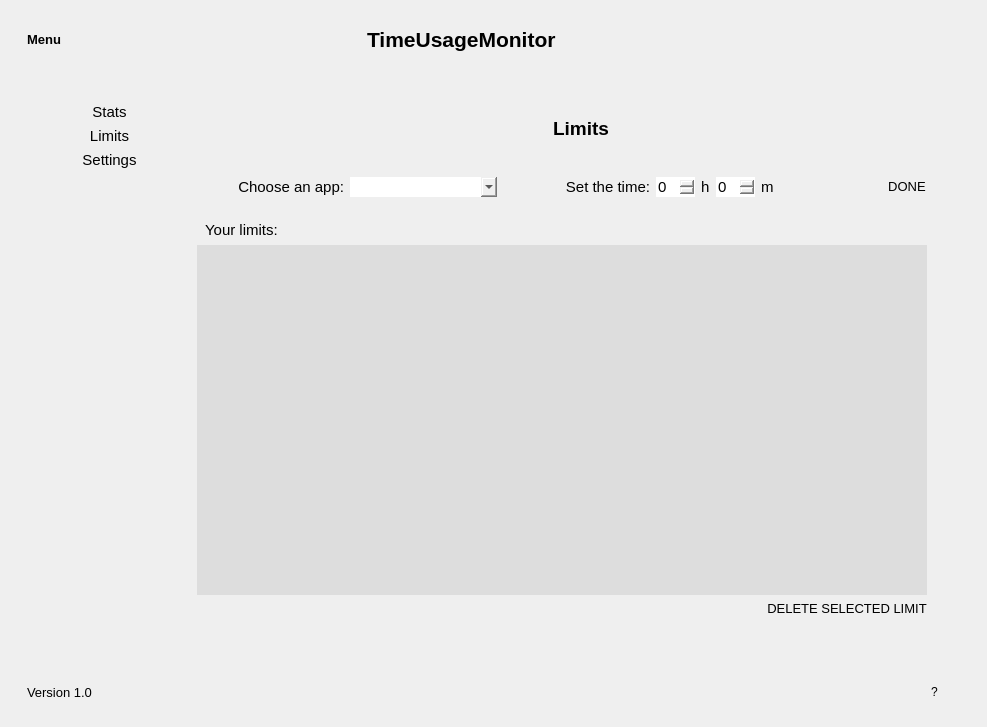
Qt form gui.ui (Domy7/TimeUsageMonitor) before a commit.
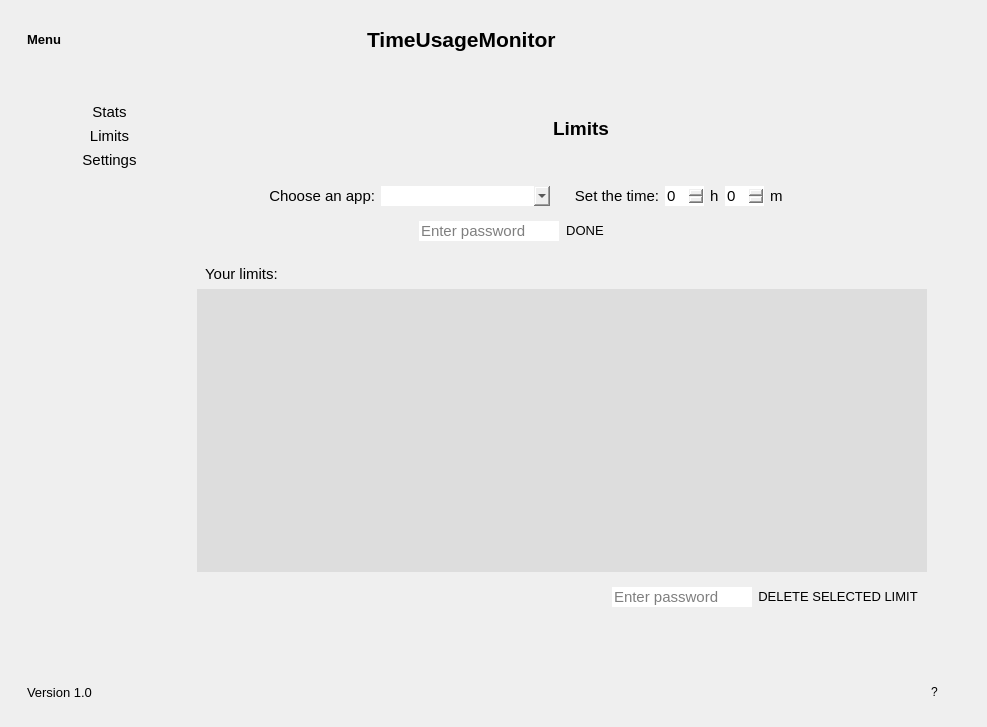
The same form after that commit. The open tabs and pages were chosen to show the change. Icons and pictures are not drawn.

```diff
--- a/gui.ui
+++ b/gui.ui
@@ -466,7 +466,7 @@
           <item>
            <widget class="QStackedWidget" name="centralWidget">
             <property name="currentIndex">
-             <number>2</number>
+             <number>1</number>
             </property>
             <widget class="QWidget" name="stats_page">
              <layout class="QVBoxLayout" name="verticalLayout_3">
@@ -736,18 +736,37 @@
                  <enum>QFrame::Raised</enum>
                 </property>
                 <layout class="QVBoxLayout" name="verticalLayout_10">
-                 <item alignment="Qt::AlignTop">
-                  <widget class="QFrame" name="new_limit_fr">
-                   <property name="styleSheet">
-                    <string notr="true"/>
+                 <item>
+                  <widget class="QFrame" name="frame_3">
+                   <property name="frameShape">
+                    <enum>QFrame::StyledPanel</enum>
                    </property>
+                   <property name="frameShadow">
+                    <enum>QFrame::Raised</enum>
+                   </property>
+                   <layout class="QGridLayout" name="gridLayout_3">
+                    <item row="2" column="0" alignment="Qt::AlignRight">
+                     <widget class="QLineEdit" name="limits_pass_input">
+                      <property name="maximumSize">
+                       <size>
+                        <width>16777215</width>
+                        <height>16777215</height>
+                       </size>
+                      </property>
+                      <property name="placeholderText">
+                       <string>Enter password</string>
+                      </property>
+                     </widget>
+                    </item>
+                    <item row="1" column="0">
+                     <widget class="QFrame" name="frame">
                    <property name="frameShape">
                     <enum>QFrame::StyledPanel</enum>
                    </property>
                    <property name="frameShadow">
                     <enum>QFrame::Raised</enum>
                    </property>
-                   <layout class="QHBoxLayout" name="horizontalLayout_12">
+                      <layout class="QHBoxLayout" name="horizontalLayout_18">
                     <item>
                      <widget class="QLabel" name="label">
                       <property name="text">
@@ -759,8 +778,54 @@
                      </widget>
                     </item>
                     <item>
-                     <widget class="QComboBox" name="choose_app"/>
-                    </item>
+                        <widget class="QComboBox" name="choose_app">
+                         <property name="placeholderText">
+                          <string/>
+                         </property>
+                        </widget>
+                       </item>
+                      </layout>
+                     </widget>
+                    </item>
+                    <item row="2" column="1" alignment="Qt::AlignLeft">
+                     <widget class="QPushButton" name="submit_limit">
+                      <property name="minimumSize">
+                       <size>
+                        <width>40</width>
+                        <height>0</height>
+                       </size>
+                      </property>
+                      <property name="styleSheet">
+                       <string notr="true">:hover {
+	color: rgb(246, 238, 255);
+	background-color: rgb(48, 158, 255);
+}
+
+:pressed {
+	background-color: rgb(146, 188, 255);
+}
+
+QPushButton {
+	font: 10pt;
+}</string>
+                      </property>
+                      <property name="text">
+                       <string>DONE</string>
+                      </property>
+                     </widget>
+                    </item>
+                    <item row="1" column="1" alignment="Qt::AlignLeft">
+                     <widget class="QFrame" name="new_limit_fr">
+                      <property name="styleSheet">
+                       <string notr="true"/>
+                      </property>
+                      <property name="frameShape">
+                       <enum>QFrame::StyledPanel</enum>
+                      </property>
+                      <property name="frameShadow">
+                       <enum>QFrame::Raised</enum>
+                      </property>
+                      <layout class="QHBoxLayout" name="horizontalLayout_12">
                     <item>
                      <widget class="QLabel" name="label_2">
                       <property name="text">
@@ -817,31 +882,7 @@
                       </property>
                      </widget>
                     </item>
-                    <item alignment="Qt::AlignRight">
-                     <widget class="QPushButton" name="submit_limit">
-                      <property name="minimumSize">
-                       <size>
-                        <width>40</width>
-                        <height>0</height>
-                       </size>
-                      </property>
-                      <property name="styleSheet">
-                       <string notr="true">:hover {
-	color: rgb(246, 238, 255);
-	background-color: rgb(48, 158, 255);
-}
-
-:pressed {
-	background-color: rgb(146, 188, 255);
-}
-
-QPushButton {
-	font: 10pt;
-}</string>
-                      </property>
-                      <property name="text">
-                       <string>DONE</string>
-                      </property>
+                      </layout>
                      </widget>
                     </item>
                    </layout>
@@ -884,6 +925,28 @@
                      </widget>
                     </item>
                     <item alignment="Qt::AlignRight">
+                     <widget class="QFrame" name="frame_4">
+                      <property name="frameShape">
+                       <enum>QFrame::StyledPanel</enum>
+                      </property>
+                      <property name="frameShadow">
+                       <enum>QFrame::Raised</enum>
+                      </property>
+                      <layout class="QHBoxLayout" name="horizontalLayout_19">
+                       <item alignment="Qt::AlignRight">
+                        <widget class="QLineEdit" name="del_limit_pass_input">
+                         <property name="sizePolicy">
+                          <sizepolicy hsizetype="Expanding" vsizetype="Fixed">
+                           <horstretch>0</horstretch>
+                           <verstretch>0</verstretch>
+                          </sizepolicy>
+                         </property>
+                         <property name="placeholderText">
+                          <string>Enter password</string>
+                         </property>
+                        </widget>
+                       </item>
+                       <item alignment="Qt::AlignRight">
                      <widget class="QPushButton" name="del_selected_limit">
                       <property name="styleSheet">
                        <string notr="true">:hover {
@@ -912,6 +975,9 @@
               </item>
              </layout>
             </widget>
+              </item>
+             </layout>
+            </widget>
             <widget class="QWidget" name="settings_page">
              <layout class="QVBoxLayout" name="verticalLayout_6">
               <item alignment="Qt::AlignHCenter|Qt::AlignVCenter">
@@ -1213,7 +1279,7 @@
                        <item>
                         <widget class="QLabel" name="setting3_desc_label">
                          <property name="text">
-                          <string>Type in your old password for deleting/changing</string>
+                          <string>Enter your old password for deleting/changing</string>
                          </property>
                          <property name="alignment">
                           <set>Qt::AlignCenter</set>
```
Lines whose indentation alone changed are shown as unchanged.
